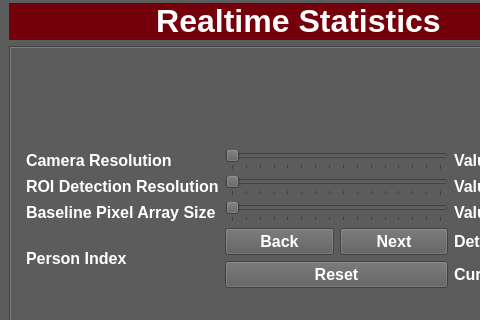
The window that src/ui/MainWindow.ui (iCAS-Lab/HiRISE-Demo) describes before a commit, drawn with Qt 5; both pictures show x 0 to 480 and y 448 to 768 of the 1200 by 887 pixel window.
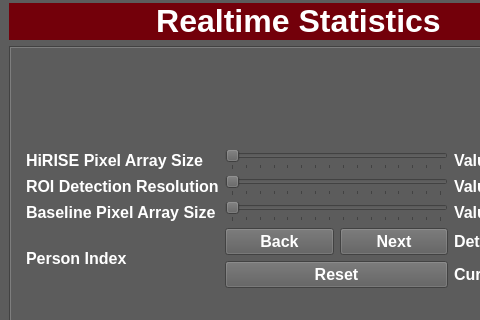
The same window after the commit. Custom widgets are drawn as their Qt base class.

The edit to the form file:
```diff
--- a/src/ui/MainWindow.ui
+++ b/src/ui/MainWindow.ui
@@ -296,7 +296,7 @@
              <item row="0" column="0">
               <widget class="QLabel" name="cameraResolutionLabel">
                <property name="text">
-                <string>Camera Resolution</string>
+                <string>HiRISE Pixel Array Size</string>
                </property>
               </widget>
              </item>
```
Left out of the diff: 36 changed lines with no effect on the pictures.
